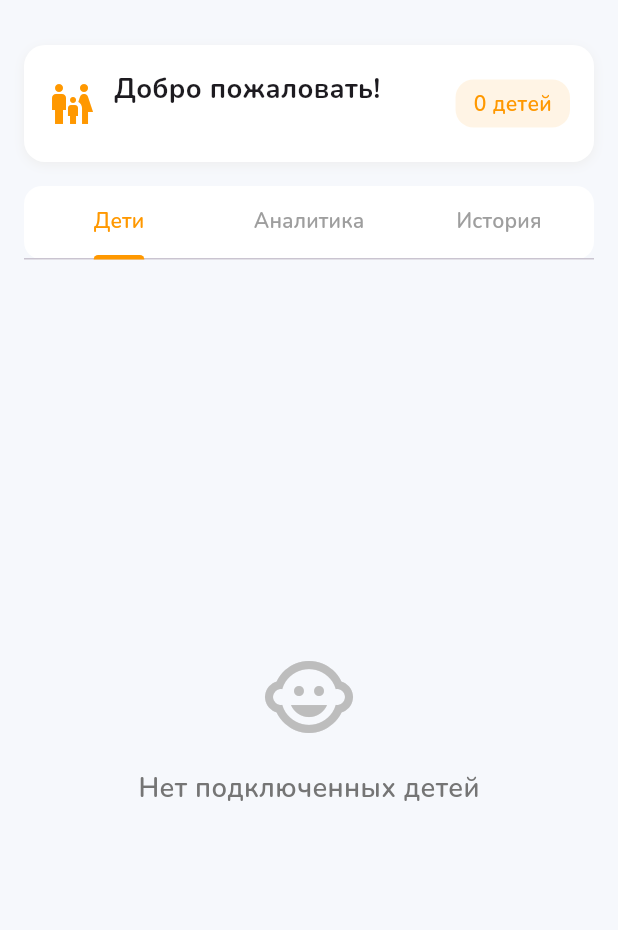
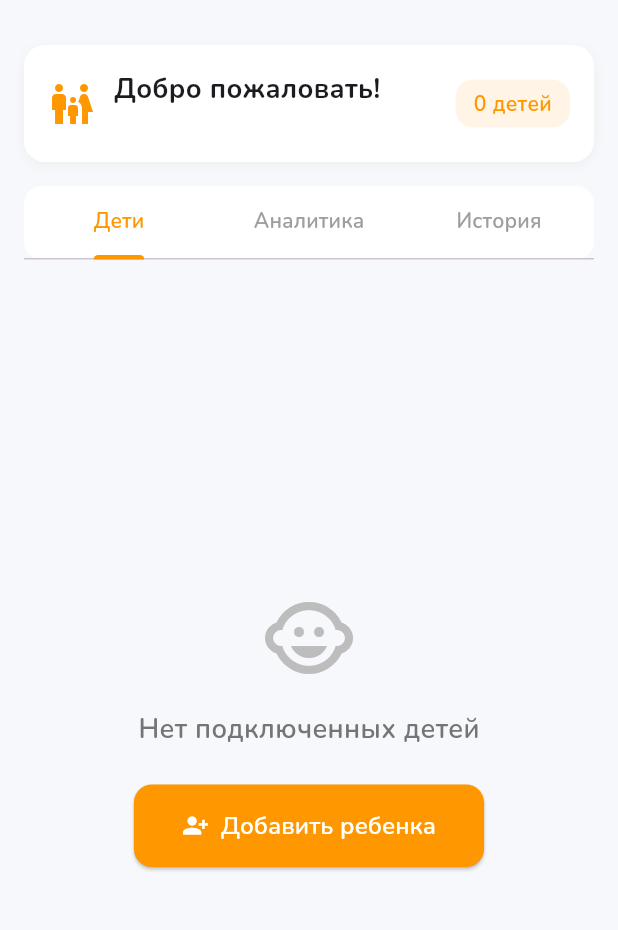
Before and after one commit to AlexHak300gg/kiddiecon_tochtonado, a Flutter app: the EnhancedParentDashboardScreen screen opened directly with empty values, on a phone screen of 412 x 824 dp, the part 63-993 px from its top. Run offline on Flutter 3.47's test engine with Material 3 defaults, Android fonts, the phone set to English and light mode, and no system bars; our stand-ins replace camera, firebase_core, firebase_database, firebase_storage, flutter_local_notifications, flutter_secure_storage and 6 more; missing offline and left inert: android_alarm_manager_plus, mobile_scanner, pattern_lock; accounts and stored records are empty; statements that could not run were skipped.

Commit message:
Fix parrent

```diff
--- a/lib/screens/enhanced_parent_dashboard_screen.dart
+++ b/lib/screens/enhanced_parent_dashboard_screen.dart
@@ -5,6 +5,7 @@ import 'package:shared_preferences/shared_preferences.dart';
 import '../services/analytics_service.dart';
 import '../screens/operation_history_screen.dart';
 import 'analytics_screen.dart';
+import 'invite_dialog_screen.dart';
 import 'setup_security_screen.dart';
 import 'role_selection_screen.dart';
 
@@ -46,11 +47,13 @@ class _EnhancedParentDashboardScreenState extends State<EnhancedParentDashboardS
   Future<void> _loadChildrenData() async {
    try {
      final childrenData = await _analyticsService.getChildrenDashboardData(widget.parentKey);
+     if (!mounted) return;
      setState(() {
        _childrenData = childrenData;
        _isLoading = false;
      });
    } catch (e) {
+     if (!mounted) return;
      setState(() {
        _isLoading = false;
      });
@@ -109,6 +112,17 @@ class _EnhancedParentDashboardScreenState extends State<EnhancedParentDashboardS
        ),
      ),
    );
+  }
+
+  void _addChild() {
+    Navigator.push(
+      context,
+      MaterialPageRoute(
+        builder: (_) => InviteDialogScreen(parentName: widget.parentName),
+      ),
+    ).then((_) {
+      _loadChildrenData();
+    });
   }
 
   void _showAddBonusDialog(Map<String, dynamic> childData) {
@@ -557,6 +571,28 @@ class _EnhancedParentDashboardScreenState extends State<EnhancedParentDashboardS
     );
   }
 
+  Widget _buildAddChildButton({EdgeInsetsGeometry? padding, double fontSize = 14}) {
+    return ElevatedButton.icon(
+      onPressed: _addChild,
+      icon: const Icon(Icons.person_add_alt_1, size: 18),
+      label: Text(
+        'Добавить ребенка',
+        style: GoogleFonts.nunito(
+          fontWeight: FontWeight.w600,
+          fontSize: fontSize,
+        ),
+      ),
+      style: ElevatedButton.styleFrom(
+        backgroundColor: Colors.orange,
+        foregroundColor: Colors.white,
+        padding: padding ?? const EdgeInsets.symmetric(horizontal: 16, vertical: 10),
+        shape: RoundedRectangleBorder(
+          borderRadius: BorderRadius.circular(12),
+        ),
+      ),
+    );
+  }
+
   @override
   Widget build(BuildContext context) {
     return Scaffold(
@@ -722,6 +758,7 @@ class _EnhancedParentDashboardScreenState extends State<EnhancedParentDashboardS
                         ? Center(
                             child: Column(
                               mainAxisAlignment: MainAxisAlignment.center,
+                              mainAxisSize: MainAxisSize.min,
                               children: [
                                 Icon(
                                   Icons.child_care,
@@ -737,6 +774,11 @@ class _EnhancedParentDashboardScreenState extends State<EnhancedParentDashboardS
                                     fontWeight: FontWeight.w600,
                                   ),
                                 ),
+                                const SizedBox(height: 24),
+                                _buildAddChildButton(
+                                  padding: const EdgeInsets.symmetric(horizontal: 32, vertical: 16),
+                                  fontSize: 16,
+                                ),
                               ],
                             ),
                           )
@@ -744,13 +786,19 @@ class _EnhancedParentDashboardScreenState extends State<EnhancedParentDashboardS
                             crossAxisAlignment: CrossAxisAlignment.start,
                             children: [
                               Padding(
-                                padding: const EdgeInsets.only(left: 16, bottom: 16),
-                                child: Text(
-                                  'Ваши дети',
-                                  style: GoogleFonts.nunito(
-                                    fontWeight: FontWeight.bold,
-                                    fontSize: 16,
-                                  ),
+                                padding: const EdgeInsets.symmetric(horizontal: 16, vertical: 8),
+                                child: Row(
+                                  mainAxisAlignment: MainAxisAlignment.spaceBetween,
+                                  children: [
+                                    Text(
+                                      'Ваши дети',
+                                      style: GoogleFonts.nunito(
+                                        fontWeight: FontWeight.bold,
+                                        fontSize: 16,
+                                      ),
+                                    ),
+                                    _buildAddChildButton(),
+                                  ],
                                 ),
                               ),
                               SizedBox(
```
Also changed, not shown: lib/screens/setup_security_screen.dart (+10 -49 lines).
